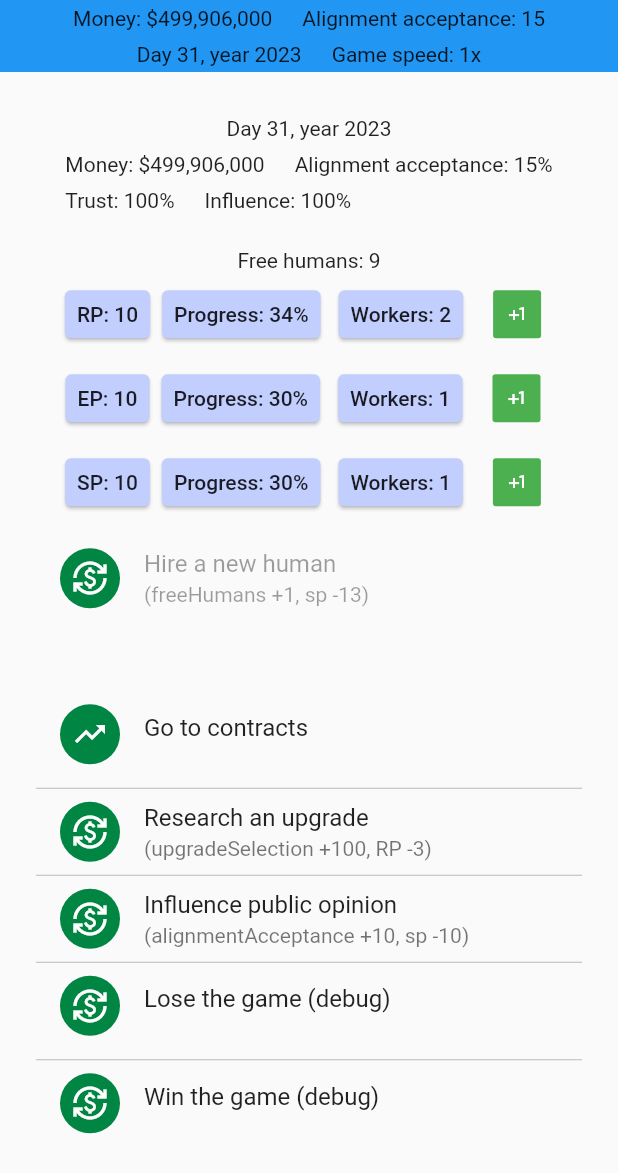
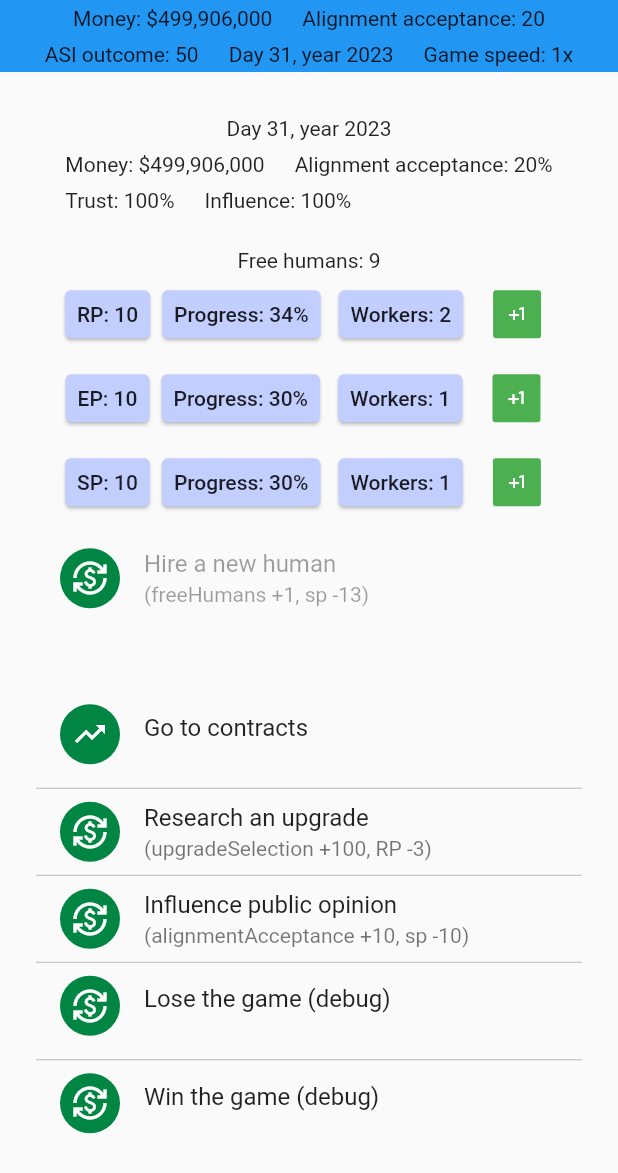
Before and after one commit to mmKALLL/alignment-is-hard, a Flutter app: the screen it shows after launch, after a tap on the "plus one" icon, on a phone screen of 412 x 824 dp. Shown: the top 1173 px of the screen. Run offline on Flutter 3.47's test engine with Material 2 defaults, Android fonts, the phone set to English and light mode, and no system bars.

Commit message:
feat: make organizations contain logic and enable breakthroughs

```diff
--- a/lib/components/top_bar.dart
+++ b/lib/components/top_bar.dart
@@ -20,6 +20,7 @@ PreferredSize buildTopBar(BuildContext context, GameState gs) {
             children: [
               getMoneyDisplay(gs),
               Text('Alignment acceptance: ${gs.alignmentAcceptance}'),
+              Text('ASI outcome: ${gs.asiOutcome}'),
               TimeDisplay(gs.turn, gs.getYear()),
               Text('Game speed: ${gs.gameSpeed}x')
             ], // TODO: Add icons and numbers to main app bar
--- a/lib/logic/actions.dart
+++ b/lib/logic/actions.dart
@@ -2,6 +2,7 @@ import 'dart:math';
 
 import 'package:alignment_is_hard/logic/contract.dart';
 import 'package:alignment_is_hard/logic/game_state.dart';
+import 'package:alignment_is_hard/logic/util.dart';
 
 class Actions {
   Actions(this.gs);
@@ -14,6 +15,29 @@ class Actions {
           ActionEffect(Param.sp, -10),
         ],
         Event('influenceAlignmentAcceptance'),
+      );
+  Action increaseInfluence() => Action(
+        'Increase influence',
+        [
+          ActionEffect(Param.influence, 10),
+          ActionEffect(Param.sp, -10),
+        ],
+        Event('increaseInfluence'),
+      );
+  Action researchUpgrade() => Action(
+        'Research an upgrade',
+        [
+          ActionEffect(Param.upgradeSelection, 100 + Random().nextInt(gs.upgrades.length * 15 + 20)),
+          ActionEffect(Param.rp, -(3 + gs.upgrades.length))
+        ],
+      );
+  Action influenceOrganizationAlignmentDisposition(orgIndex) => Action(
+        'Influence organization alignment disposition',
+        [
+          ActionEffect(Param.organizationAlignmentDisposition, (orgIndex)),
+          ActionEffect(Param.rp, -5),
+        ],
+        Event('influenceOrganizationAlignmentDisposition'),
       );
 
   Action hireHuman() => Action(
@@ -73,13 +97,6 @@ class Actions {
         'Go to $name',
         [ActionEffect(Param.currentScreen, screen)],
       );
-  Action researchUpgrade() => Action(
-        'Research an upgrade',
-        [
-          ActionEffect(Param.upgradeSelection, 100 + Random().nextInt(gs.upgrades.length * 15 + 20)),
-          ActionEffect(Param.rp, -(3 + gs.upgrades.length))
-        ],
-      );
   final Action gotoHumanAllocationScreen = Action(
     'Allocate humans',
     [ActionEffect(Param.currentScreen, Screen.humanAllocation)],
@@ -90,11 +107,11 @@ class Actions {
   );
   final Action gotoGameOver = Action(
     'Lose the game (debug)',
-    [ActionEffect(Param.currentScreen, Screen.gameOver), ActionEffect(Param.gameSpeed, 1)],
+    [ActionEffect(Param.currentScreen, Screen.gameOver), ActionEffect(Param.gameSpeed, 0)],
   );
   final Action gotoGameWin = Action(
     'Win the game (debug)',
-    [ActionEffect(Param.currentScreen, Screen.victory), ActionEffect(Param.gameSpeed, 1)],
+    [ActionEffect(Param.currentScreen, Screen.victory), ActionEffect(Param.gameSpeed, 0)],
   );
 
   contractAccept(index) => Action('Accept contract', [ActionEffect(Param.contractAccept, index)], Event('contractAccept'));
@@ -353,6 +370,47 @@ List<Contract> mapContractStatus(GameState gs, int timeUsed) {
   }).toList();
 }
 
+List<Organization> mapOrganizationStatus(GameState gs, int timeUsed) {
+  return gs.organizations.map((o) {
+    o.turnsSinceLastBreakthrough += timeUsed;
+    if (o.turnsSinceLastBreakthrough >= o.breakthroughInterval) {
+      handleBreakthrough(gs, o);
+    }
+    return o;
+  }).toList();
+}
+
+void handleBreakthrough(GameState gs, Organization o) {
+  o.turnsSinceLastBreakthrough -= o.breakthroughInterval;
+  int alignmentBreakthroughChance = gs.alignmentAcceptance + o.alignmentDisposition;
+  bool isAlignmentBreakthrough = Random().nextInt(100) < alignmentBreakthroughChance;
+  int sign = isAlignmentBreakthrough ? 1 : -1;
+
+  List<Feature> eligibleFeatures = o.features.where((f) => f.isAlignmentFeature == isAlignmentBreakthrough && f.level < 5).toList();
+  if (eligibleFeatures.isEmpty) {
+    setOrganizationInactive(o);
+    return;
+  }
+
+  final feature = pickWeighted(eligibleFeatures);
+  feature.level += 1;
+  gs.alignmentAcceptance += isAlignmentBreakthrough ? 0 : -1;
+  gs.asiOutcome += sign * feature.level;
+
+  int featureIndex = o.features.indexWhere((element) => element.name == feature.name);
+  o.features[featureIndex] = feature;
+  if (feature.level == 5 && eligibleFeatures.length == 1) {
+    setOrganizationInactive(o);
+  }
+  // TODO - launch an event on breakthrough
+}
+
+Organization setOrganizationInactive(Organization o) {
+  o.active = false;
+  o.turnsSinceLastBreakthrough = 0;
+  return o;
+}
+
 void checkWinConditions(GameState gs) {
   if (gs.isGameOver()) {
     gs.currentScreen = Screen.gameOver;
--- a/lib/logic/contract.dart
+++ b/lib/logic/contract.dart
@@ -172,6 +172,7 @@ getFailureEffects(int difficulty, int totalEffects, bool isAlignmentContract, in
 
   final effectPool = isAlignmentContract ? alignmentEffectPool : capabilityEffectPool;
 
+  // TODO - refactor to use pickListOfWeighted
   return getEffectsFromPool(totalEffects, effectPool);
 }
 
--- a/lib/logic/game_state.dart
+++ b/lib/logic/game_state.dart
@@ -1,6 +1,7 @@
 import 'dart:math';
 
 import 'package:alignment_is_hard/logic/contract.dart';
+import 'package:alignment_is_hard/logic/util.dart';
 import 'package:alignment_is_hard/main.dart';
 import 'package:flutter/material.dart' hide Action, Actions;
 
@@ -12,6 +13,7 @@ enum Param {
   trust,
   alignmentAcceptance,
   influence,
+  organizationAlignmentDisposition,
   rp,
   ep,
   sp,
@@ -47,8 +49,11 @@ class GameState {
   int gameSpeed = 1; // 0 = paused; normally one turn happens each second, but this acts as a multiplier
   int lastSelectedGameSpeed = 1; // Used to restore game speed after pausing
 
-  // 0-100. Public view of alignment. One of the win/loss conditions, influences what rate of org breakthroughs lead to alignment improvements
-  int alignmentAcceptance = 15;
+  // 0-100. Public view of alignment. One of the win/loss conditions, influences what rate of org breakthroughs lead to alignment improvements. Second-order effect on asiAlignment.
+  int alignmentAcceptance = 20;
+
+  // 0-100. Shifted whenever breakthroughs are made, by the level of the feature receiving the breakthrough. 0 = capabilities win; misaligned ASI. 100 = aligned ASI.
+  int asiOutcome = 50;
 
   // 0-200. Trust towards your organization. Gain or lose depending on how your fund/contract money is handled. If you have high trust you'll get better contracts and retention
   // TODO: How to inform the player of trust's benefits in a transparent manner?
@@ -98,44 +103,45 @@ class GameState {
   final int contractCycle = 360; // Number of days between contract auto-refreshes
   late List<Contract> contracts;
 
-  Organization playerOrganization = Organization('Meta AI', 0.05, FeatureName.automation);
+  // Organization playerOrganization = Organization('Meta AI', -30, FeatureName.automation);
   List<Organization> organizations = [
-    Organization('Meta AI', 0.05, FeatureName.automation),
-    Organization('Anthropic', 0.3, FeatureName.boundedness),
-    Organization('Noeon', 0.75, FeatureName.interpretability),
-    Organization('OpenAI', 0.85, FeatureName.strategy),
+    Organization('Meta AI', -30, FeatureName.automation, 0),
+    Organization('Anthropic', 10, FeatureName.boundedness, 0),
+    Organization('Noeon', -5, FeatureName.interpretability, 0),
+    Organization('OpenAI', 25, FeatureName.strategy, 0),
+    Organization('DeepMind', 0, FeatureName.predictability, 0),
   ];
 
   int alignmentContractsNeededToWin = 50;
   int finishedAlignmentContracts = 0;
 
   int getYear() => 1 + (turn / 360).floor();
-  bool isGameOver() => alignmentAcceptance <= 0 || money <= 0; // TODO: Check if game has been lost due to a superintelligent misaligned AI
+  bool isGameOver() =>
+      asiOutcome <= 0 ||
+      alignmentAcceptance <= 0 ||
+      money <= 0; // TODO: Check if game has been lost due to a superintelligent misaligned AI
   bool isGameWon() =>
+      asiOutcome >= 100 ||
       alignmentAcceptance >= 100 ||
       finishedAlignmentContracts >= alignmentContractsNeededToWin; // TODO: Check if game has been won due to a superintelligent aligned AI
 }
 
 class Upgrade {}
 
-class Feature {
-  Feature(this.name, this.isAlignmentFeature, double alignmentDisposition, bool isMainFocus) {
-    maxRandomProgress =
-        20 + ((isAlignmentFeature ? alignmentDisposition : (1 - alignmentDisposition)) * 50 + (isMainFocus ? 60 : 0)).round();
-    level = (maxRandomProgress / 100).floor();
-    progress = Random().nextInt(maxRandomProgress % 100);
-    workers = (progress / 2).floor();
-    workerDelta = maxRandomProgress / 100;
+class Feature extends Weighted {
+  Feature(this.name, this.isAlignmentFeature, int alignmentDisposition, bool isMainFocus) {
+    value = level = Random().nextInt(isMainFocus ? 4 : 2); // Levels range from 0-5
+    weight = (isMainFocus ? 2 : 1) + Random().nextInt(4); // 1-5, chance to pick within the same type of features
   }
 
   final FeatureName name;
   final bool isAlignmentFeature;
 
-  late int level; // Levels range from 0-3
-  late int maxRandomProgress;
-  late int progress; // 0-100, 100 progress needed to reach the next level.
-  late int workers;
-  late double workerDelta;
+  late int level;
+  // late int maxRandomProgress;
+  // late int progress; // 0-100, 100 progress needed to reach the next level.
+  // late int workers;
+  // late double workerDelta;
 }
 
 /*
@@ -149,7 +155,7 @@ class Feature {
 */
 enum FeatureName { agency, strategy, deception, automation, interpretability, boundedness, predictability, alignment }
 
-List<Feature> createFeatures(double alignmentDisposition, FeatureName mainFocus) {
+List<Feature> createFeatures(int alignmentDisposition, FeatureName mainFocus) {
   Feature createFeature(FeatureName name, bool isAlignmentFeature) {
     return Feature(name, isAlignmentFeature, alignmentDisposition, name == mainFocus);
   }
@@ -163,13 +169,16 @@ List<Feature> createFeatures(double alignmentDisposition, FeatureName mainFocus)
 }
 
 class Organization {
-  Organization(this.name, this.alignmentDisposition, this.mainFocus) {
+  Organization(this.name, this.alignmentDisposition, this.mainFocus, int currentYear) {
     features = createFeatures(alignmentDisposition, mainFocus);
+    breakthroughInterval = 50 + Random().nextInt((1000 / (currentYear + 5)).round());
   }
 
   final String name;
-  double alignmentDisposition; // 0-1, how readily the org pursues alignment regardless of current alignmentAcceptance
-  int turnsToNextBreakthrough = 10 + Random().nextInt(100);
+  int alignmentDisposition; // -50 to +50, added to alignmentAcceptance when determining how likely the org is to make breakthroughs
+  late int breakthroughInterval;
+  int turnsSinceLastBreakthrough = 0;
+  bool active = true; // Organizations become inactive once all their features in one category are maxed out
   FeatureName mainFocus;
   late List<Feature> features;
 }
--- a/notes.txt
+++ b/notes.txt
@@ -69,3 +69,4 @@ enum FeatureName {
   Predictability
   Boundedness
   Alignment
+}
```
Also changed, not shown: lib/components/expanded_section.dart (added, +55 -0 lines).
